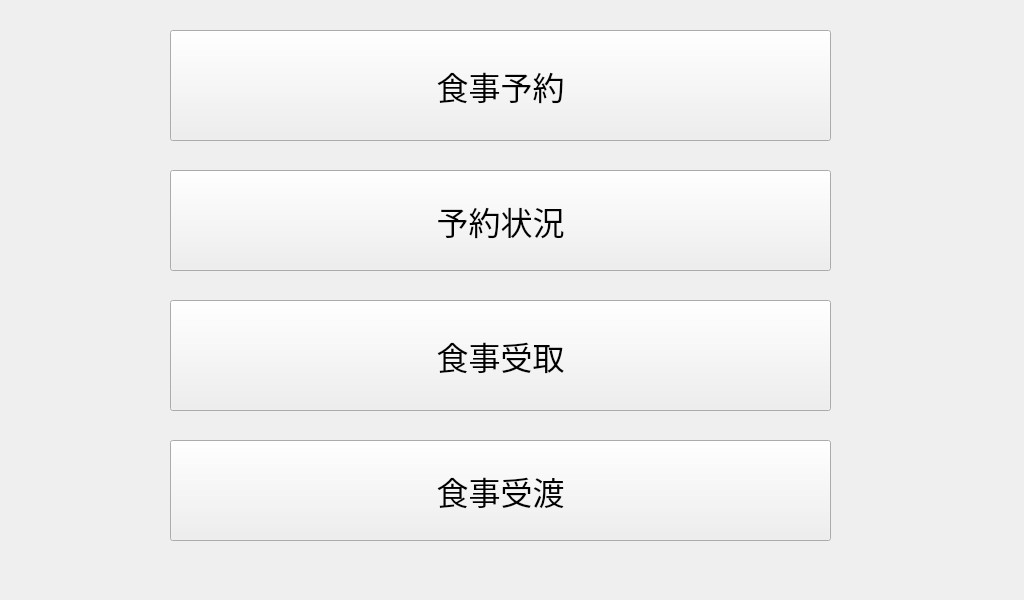
The window that main.ui (sutefu23/GohanMenu) describes before a commit, drawn with Qt 5.
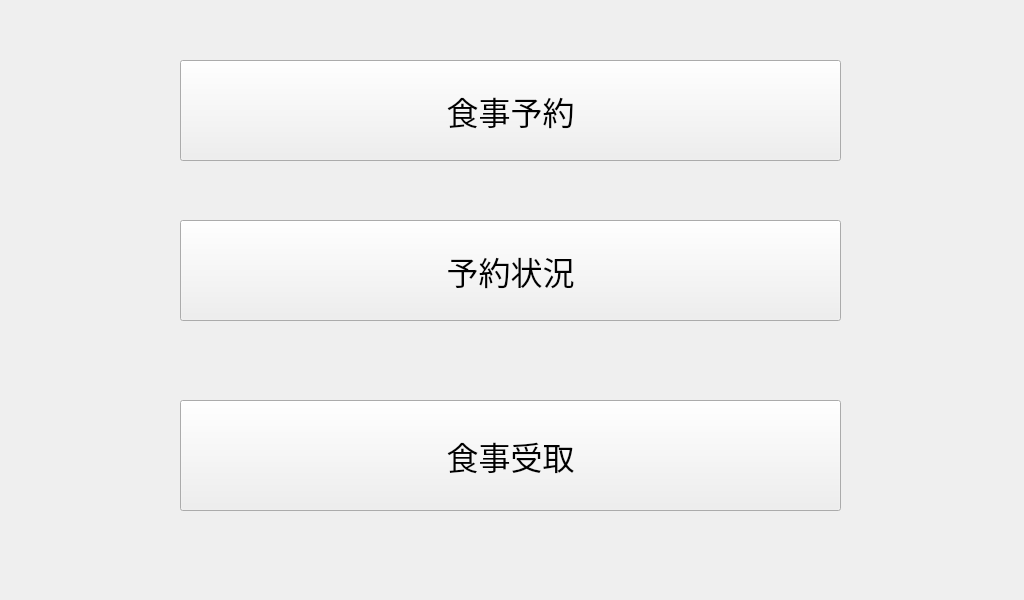
The same window after the commit.

Patch:
```diff
--- a/main.ui
+++ b/main.ui
@@ -16,10 +16,10 @@
   <widget class="QPushButton" name="btnOpenReserve">
    <property name="geometry">
     <rect>
-     <x>170</x>
-     <y>30</y>
+     <x>180</x>
+     <y>60</y>
      <width>661</width>
-     <height>111</height>
+     <height>101</height>
     </rect>
    </property>
    <property name="font">
@@ -34,8 +34,8 @@
   <widget class="QPushButton" name="btnOpenConfirm">
    <property name="geometry">
     <rect>
-     <x>170</x>
-     <y>170</y>
+     <x>180</x>
+     <y>220</y>
      <width>661</width>
      <height>101</height>
     </rect>
@@ -52,8 +52,8 @@
   <widget class="QPushButton" name="btnOpenReceive">
    <property name="geometry">
     <rect>
-     <x>170</x>
-     <y>300</y>
+     <x>180</x>
+     <y>400</y>
      <width>661</width>
      <height>111</height>
     </rect>
@@ -67,24 +67,6 @@
     <string>食事受取</string>
    </property>
   </widget>
-  <widget class="QPushButton" name="btnOpenServe">
-   <property name="geometry">
-    <rect>
-     <x>170</x>
-     <y>440</y>
-     <width>661</width>
-     <height>101</height>
-    </rect>
-   </property>
-   <property name="font">
-    <font>
-     <pointsize>24</pointsize>
-    </font>
-   </property>
-   <property name="text">
-    <string>食事受渡</string>
-   </property>
-  </widget>
  </widget>
  <resources/>
  <connections>
```
Left out of the diff: 19 changed lines with no effect on the pictures.
